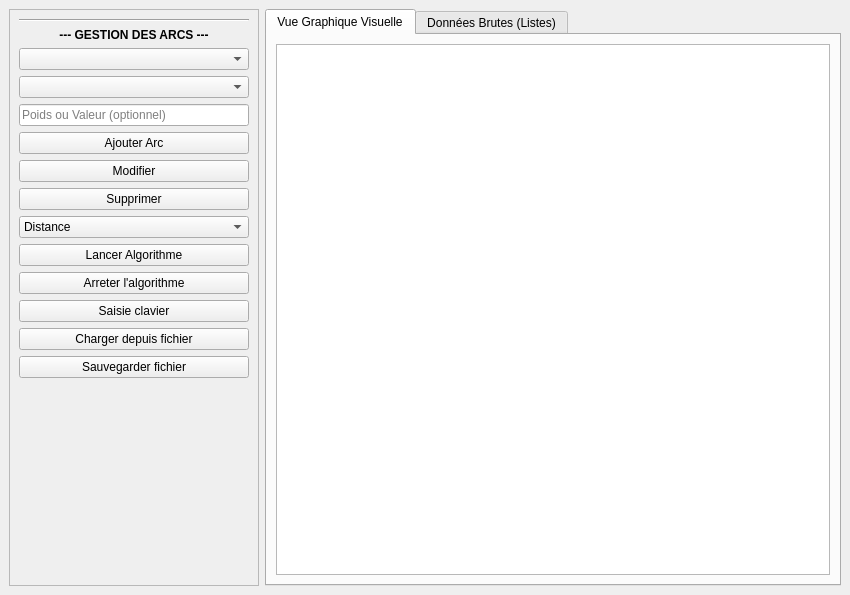
This is interface.ui in kenzabakadi/Projet-graphes-algo as Qt 5 draws it before an edit. The edited form follows.
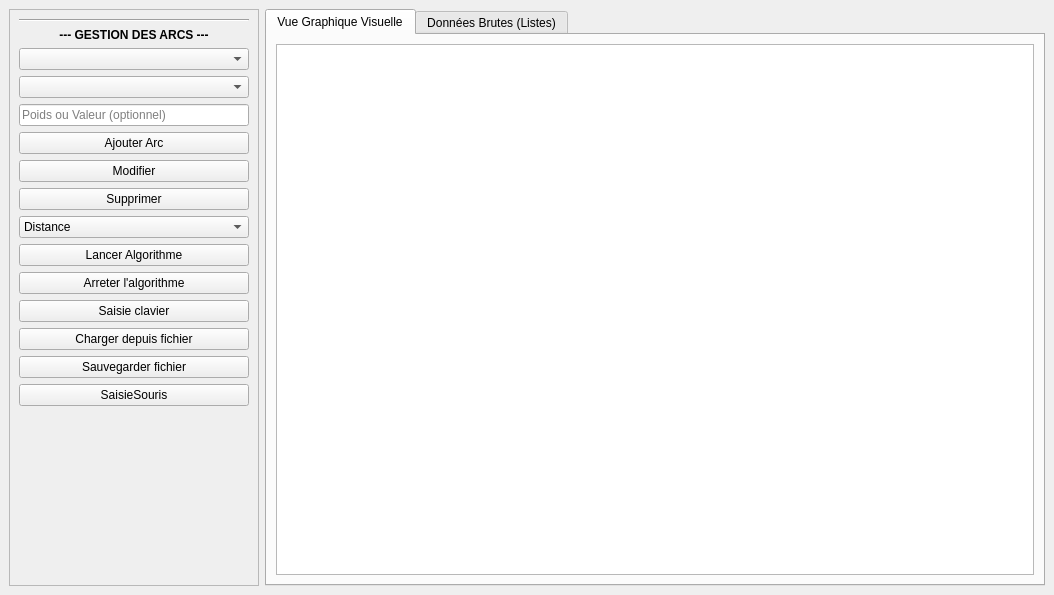
This is the edited form. The open tabs and pages were chosen to show the change.

Commit message: Fnenetre saisieSouris couriger et affichage donnée gerer

What changed in the file:
```diff
--- a/interface.ui
+++ b/interface.ui
@@ -6,7 +6,7 @@
    <rect>
     <x>0</x>
     <y>0</y>
-    <width>850</width>
+    <width>1054</width>
     <height>595</height>
    </rect>
   </property>
@@ -170,6 +170,13 @@
          </property>
         </widget>
        </item>
+       <item>
+        <widget class="QPushButton" name="btnSaisieSouris">
+         <property name="text">
+          <string>SaisieSouris</string>
+         </property>
+        </widget>
+       </item>
        <item>
         <spacer name="espaceVertical">
          <property name="orientation">
```
Left out of the diff: 2 changed lines with no effect on the pictures. The commit also changes 95 other files.
